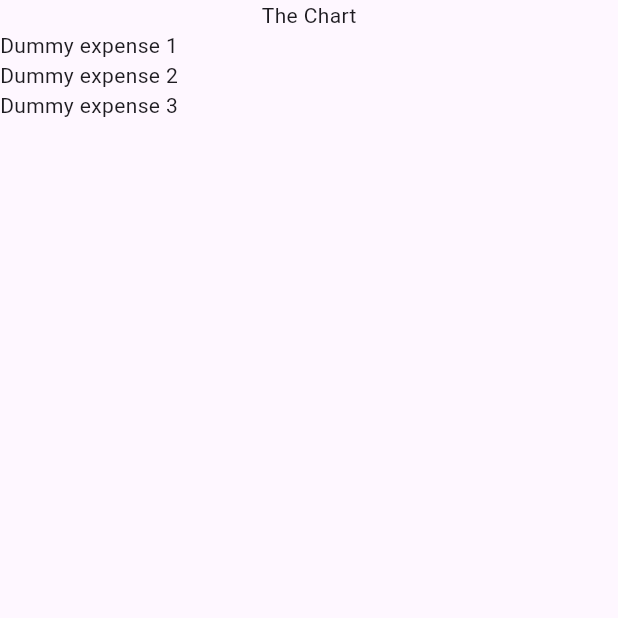
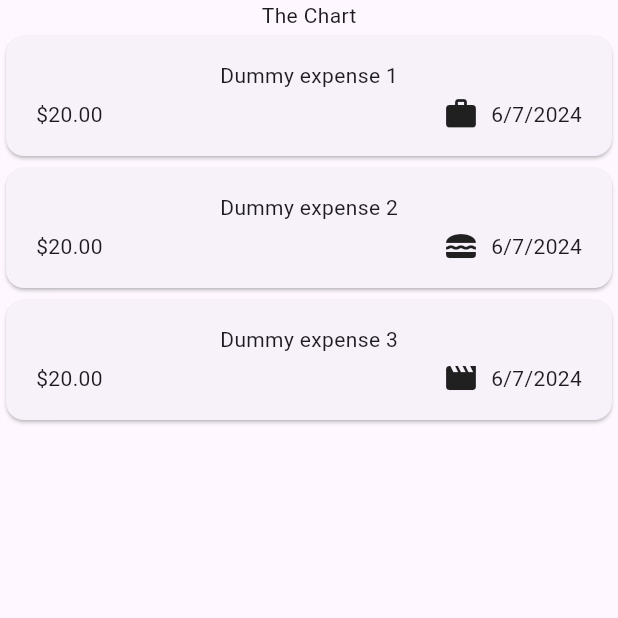
Before and after one commit to prabeshkunwar12/expenses_tracker, a Flutter app: the screen it shows after launch, on a phone screen of 412 x 824 dp, the top half of it. Run offline on Flutter 3.47's test engine with Material 3 defaults, Android fonts, the phone set to English and light mode, and no system bars.

Commit message:
added icons to each categories and added formatted date

```diff
--- a/lib/main.dart
+++ b/lib/main.dart
@@ -1,4 +1,4 @@
-import 'package:expense_tracker/expenses.dart';
+import 'package:expense_tracker/widgets/expenses.dart';
 import 'package:flutter/material.dart';
 
 void main() {
--- a/lib/models/expense.dart
+++ b/lib/models/expense.dart
@@ -1,8 +1,19 @@
+import 'package:flutter/material.dart';
+import 'package:intl/intl.dart';
 import 'package:uuid/uuid.dart';
+
+final dateFormatter = DateFormat.yMd();
 
 const uuid = Uuid();
 
 enum Category { food, travel, leisure, work }
+
+const categoryIcons = {
+  Category.food: Icons.lunch_dining,
+  Category.leisure: Icons.movie,
+  Category.travel: Icons.flight_takeoff,
+  Category.work: Icons.work,
+};
 
 class Expense {
   final String id;
@@ -17,4 +28,14 @@ class Expense {
       required this.date,
       required this.category})
       : id = uuid.v4();
+
+  String get formattedDate {
+    return dateFormatter.format(date);
+  }
+
+  IconData? get icon {
+    return categoryIcons.containsKey(category)
+        ? categoryIcons[category]
+        : Icons.money;
+  }
 }
--- a/lib/expenses.dart
+++ b/lib/widgets/expenses.dart
@@ -1,4 +1,4 @@
-import 'package:expense_tracker/expenses_list.dart';
+import 'package:expense_tracker/widgets/expenses_list/expenses_list.dart';
 import 'package:expense_tracker/models/expense.dart';
 import 'package:flutter/material.dart';
 
--- /dev/null
+++ b/lib/widgets/expenses_list/expense_item.dart
@@ -0,0 +1,40 @@
+import 'package:expense_tracker/models/expense.dart';
+import 'package:flutter/material.dart';
+
+class ExpenseItem extends StatelessWidget {
+  final Expense expense;
+
+  const ExpenseItem({super.key, required this.expense});
+
+  @override
+  Widget build(BuildContext context) {
+    return Card(
+      child: Padding(
+        padding: const EdgeInsets.symmetric(horizontal: 20, vertical: 16),
+        child: Column(
+          children: [
+            Text(expense.title),
+            const SizedBox(
+              height: 4,
+            ),
+            Row(
+              children: [
+                Text('\$${expense.amount.toStringAsFixed(2)}'),
+                const Spacer(),
+                Row(
+                  children: [
+                    Icon(expense.icon),
+                    const SizedBox(
+                      width: 8,
+                    ),
+                    Text(expense.formattedDate),
+                  ],
+                ),
+              ],
+            ),
+          ],
+        ),
+      ),
+    );
+  }
+}
--- a/lib/expenses_list.dart
+++ b/lib/widgets/expenses_list/expenses_list.dart
@@ -1,4 +1,5 @@
 import 'package:expense_tracker/models/expense.dart';
+import 'package:expense_tracker/widgets/expenses_list/expense_item.dart';
 import 'package:flutter/material.dart';
 
 class ExpensesList extends StatelessWidget {
@@ -13,7 +14,9 @@ class ExpensesList extends StatelessWidget {
   Widget build(BuildContext context) {
     return ListView.builder(
       itemCount: expensesList.length,
-      itemBuilder: (ctx, index) => Text(expensesList[index].title),
+      itemBuilder: (ctx, index) => ExpenseItem(
+        expense: expensesList[index],
+      ),
     );
   }
 }
--- a/pubspec.yaml
+++ b/pubspec.yaml
@@ -36,6 +36,7 @@ dependencies:
   # Use with the CupertinoIcons class for iOS style icons.
   cupertino_icons: ^1.0.6
   uuid: ^4.4.0
+  intl: ^0.19.0
 
 dev_dependencies:
   flutter_test:
```
Also changed, not shown: pubspec.lock.
